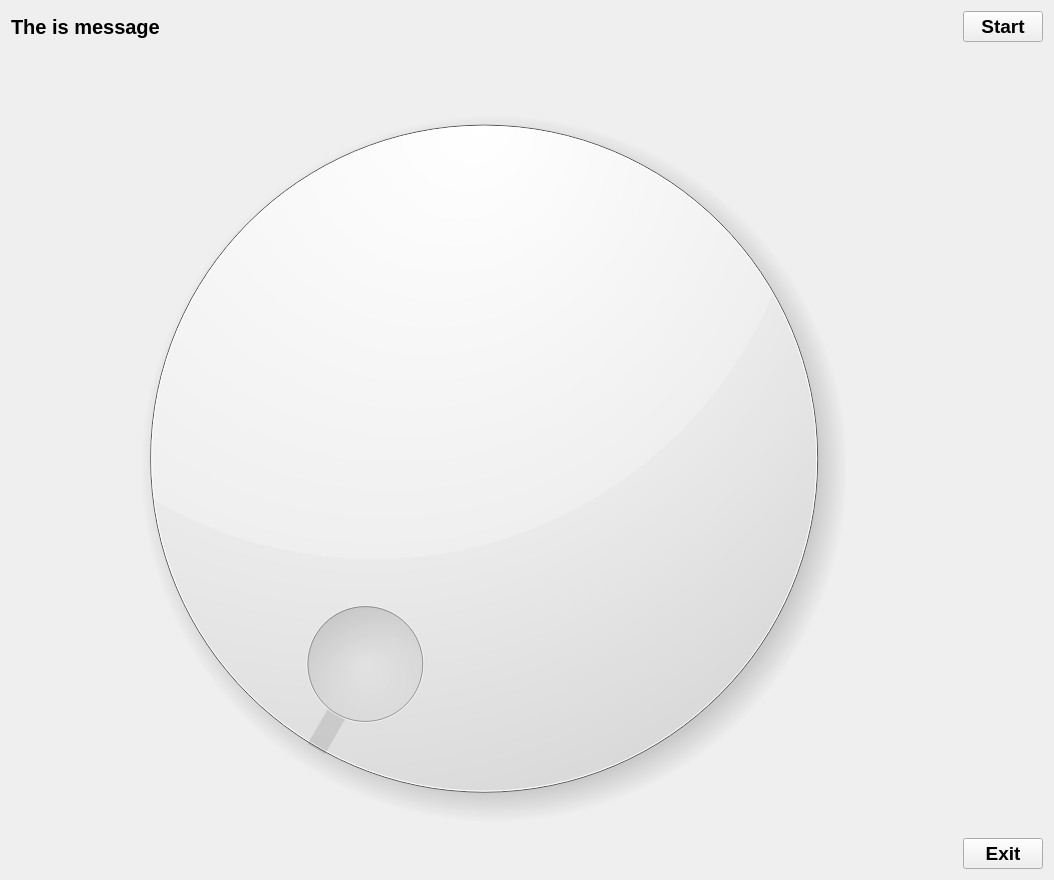
Above: template/pc_assistant/pc_assistant/pc_assistant.ui from a730470317/My_stm32 before the change. Below: the same form after it.
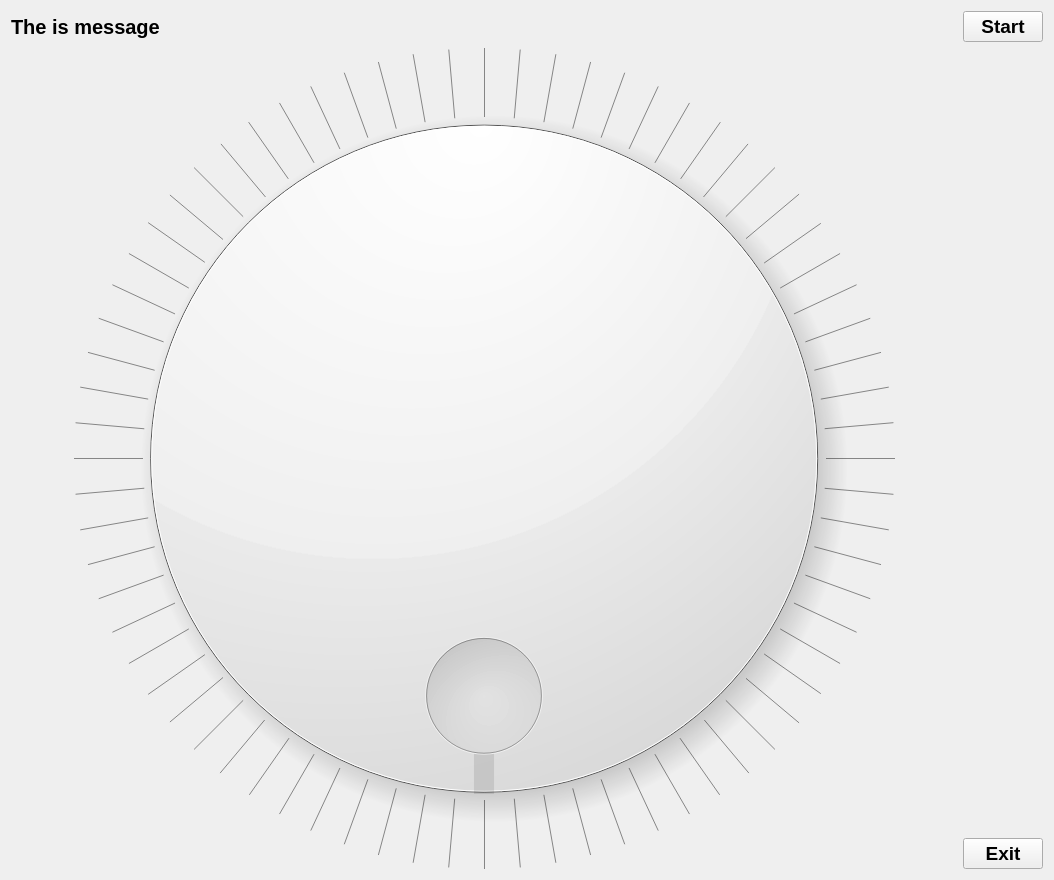
That is the form after the change.

```diff
--- a/template/pc_assistant/pc_assistant/pc_assistant.ui
+++ b/template/pc_assistant/pc_assistant/pc_assistant.ui
@@ -84,6 +84,36 @@
         <verstretch>0</verstretch>
        </sizepolicy>
       </property>
+      <property name="minimum">
+       <number>0</number>
+      </property>
+      <property name="maximum">
+       <number>360</number>
+      </property>
+      <property name="pageStep">
+       <number>0</number>
+      </property>
+      <property name="value">
+       <number>360</number>
+      </property>
+      <property name="orientation">
+       <enum>Qt::Vertical</enum>
+      </property>
+      <property name="invertedAppearance">
+       <bool>true</bool>
+      </property>
+      <property name="invertedControls">
+       <bool>true</bool>
+      </property>
+      <property name="wrapping">
+       <bool>true</bool>
+      </property>
+      <property name="notchTarget">
+       <double>5.000000000000000</double>
+      </property>
+      <property name="notchesVisible">
+       <bool>true</bool>
+      </property>
      </widget>
     </item>
    </layout>
```
